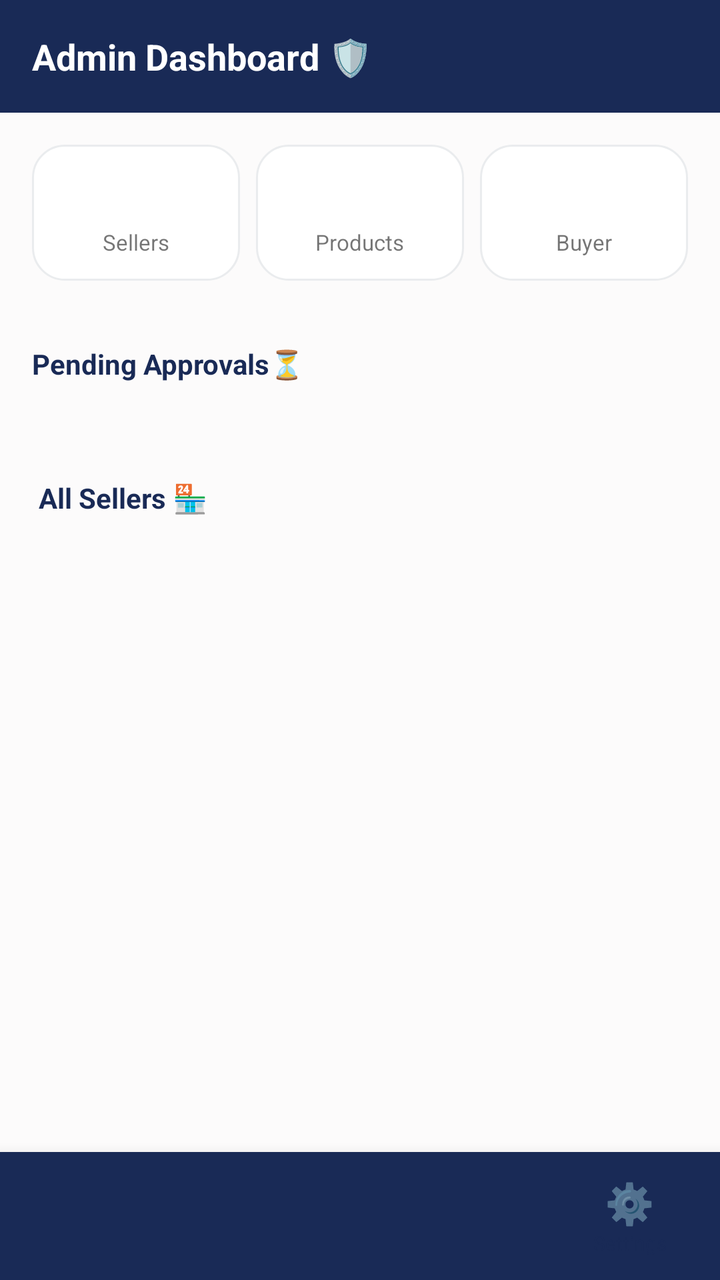
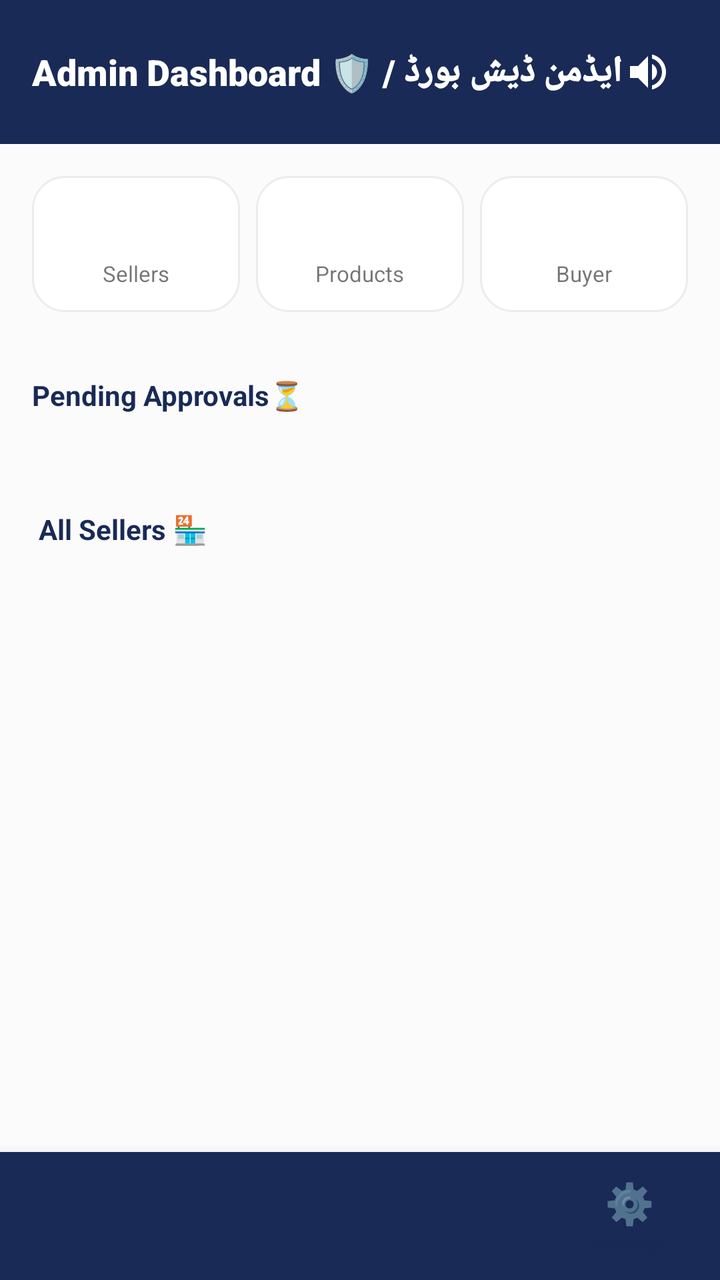

An Android layout rendered at two revisions. The XML below is the earlier revision; the diff shows what the commit changed to produce the second picture.
<!-- AndroidManifest.xml: application theme Theme.SheEmpower -->
<!-- res/layout/activity_admin_dashboard.xml -->
<?xml version="1.0" encoding="utf-8"?>
<LinearLayout xmlns:android="http://schemas.android.com/apk/res/android"
    android:layout_width="match_parent" android:layout_height="match_parent"
    android:background="?android:attr/windowBackground"
    android:orientation="vertical">

    <ScrollView android:layout_width="match_parent" android:layout_height="0dp" android:layout_weight="1">
        <LinearLayout android:layout_width="match_parent" android:layout_height="wrap_content" android:orientation="vertical">

            <LinearLayout android:layout_width="match_parent" android:layout_height="wrap_content"
                android:background="#192A56" android:padding="16dp" android:orientation="vertical">
                <TextView android:layout_width="wrap_content" android:layout_height="wrap_content"
                    android:text="Admin Dashboard 🛡️ " android:textColor="#FFFFFF" android:textSize="18sp" android:textStyle="bold" />
            </LinearLayout>

            <GridLayout android:layout_width="match_parent" android:layout_height="wrap_content" android:columnCount="3" android:padding="12dp">
                <LinearLayout android:layout_width="0dp" android:layout_columnWeight="1" android:layout_height="wrap_content"
                    android:orientation="vertical" android:background="@drawable/bg_skeu_card" android:padding="12dp" android:layout_margin="4dp" android:gravity="center">
                    <TextView android:id="@+id/tvTotalSellers" android:layout_width="wrap_content" android:layout_height="wrap_content" android:textSize="22sp" android:textStyle="bold" android:textColor="#192A56" />
                    <TextView android:layout_width="wrap_content" android:layout_height="wrap_content" android:text="Sellers" android:textSize="11sp" />
                </LinearLayout>

                <LinearLayout android:id="@+id/layoutProductsStat" android:layout_width="0dp" android:layout_columnWeight="1" android:layout_height="wrap_content"
                    android:orientation="vertical" android:background="@drawable/bg_skeu_card" android:padding="12dp" android:layout_margin="4dp" android:gravity="center"
                    android:clickable="true" android:focusable="true">
                    <TextView android:id="@+id/tvTotalProducts" android:layout_width="wrap_content" android:layout_height="wrap_content" android:textSize="22sp" android:textStyle="bold" android:textColor="#4CAF50" />
                    <TextView android:layout_width="wrap_content" android:layout_height="wrap_content" android:text="Products" android:textSize="11sp" />
                </LinearLayout>

                <LinearLayout android:layout_width="0dp" android:layout_columnWeight="1" android:layout_height="wrap_content"
                    android:orientation="vertical" android:background="@drawable/bg_skeu_card" android:padding="12dp" android:layout_margin="4dp" android:gravity="center">
                    <TextView android:id="@+id/tvTotalBuyers" android:layout_width="wrap_content" android:layout_height="wrap_content" android:textSize="22sp" android:textStyle="bold" android:textColor="#FFA000" />
                    <TextView android:layout_width="wrap_content" android:layout_height="wrap_content" android:text="Buyer" android:textSize="11sp" />
                </LinearLayout>
            </GridLayout>

            <TextView android:id="@+id/tvPendingCount"
                android:layout_width="wrap_content" android:layout_height="wrap_content"
                android:text="Pending Approvals⏳ " android:textStyle="bold" android:textColor="#192A56"
                android:layout_margin="16dp" />

            <TextView android:id="@+id/tvEmptyPending"
                android:layout_width="match_parent" android:layout_height="wrap_content"
                android:text="No Application for Approval" android:gravity="center"
                android:textColor="#888888" android:layout_marginHorizontal="16dp" android:visibility="gone" />

            <androidx.recyclerview.widget.RecyclerView android:id="@+id/rvPending"
                android:layout_width="match_parent" android:layout_height="wrap_content"
                android:padding="8dp" android:nestedScrollingEnabled="false" />

            <TextView
                android:layout_width="wrap_content" android:layout_height="wrap_content"
                android:text=" All Sellers 🏪" android:textStyle="bold" android:textColor="#192A56"
                android:layout_margin="16dp" />

            <androidx.recyclerview.widget.RecyclerView android:id="@+id/rvAllSellers"
                android:layout_width="match_parent" android:layout_height="wrap_content"
                android:padding="8dp" android:nestedScrollingEnabled="false" android:layout_marginBottom="20dp" />

        </LinearLayout>
    </ScrollView>

    <include layout="@layout/bottom_nav_bar" android:id="@+id/bottomNav" />
</LinearLayout>
<!-- res/layout/bottom_nav_bar.xml (included above) -->
<?xml version="1.0" encoding="utf-8"?>
<LinearLayout
    xmlns:android="http://schemas.android.com/apk/res/android"
    android:id="@+id/bottomNav"
    android:layout_width="match_parent"
    android:layout_height="64dp"
    android:orientation="horizontal"
    android:background="#192A56"
    android:elevation="12dp">

    
    <LinearLayout
        android:id="@+id/navItem1"
        android:layout_width="0dp"
        android:layout_height="match_parent"
        android:layout_weight="1"
        android:orientation="vertical"
        android:gravity="center"
        android:clickable="true"
        android:focusable="true">

        <TextView
            android:id="@+id/navIcon1"
            android:layout_width="wrap_content"
            android:layout_height="wrap_content"
            android:textSize="20sp"/>

        <TextView
            android:id="@+id/navLabel1"
            android:layout_width="wrap_content"
            android:layout_height="wrap_content"
            android:textSize="10sp"
            android:textColor="@color/text_primary"/>

    </LinearLayout>

    
    <LinearLayout
        android:id="@+id/navItem2"
        android:layout_width="0dp"
        android:layout_height="match_parent"
        android:layout_weight="1"
        android:orientation="vertical"
        android:gravity="center"
        android:clickable="true"
        android:focusable="true">

        <TextView
            android:id="@+id/navIcon2"
            android:layout_width="wrap_content"
            android:layout_height="wrap_content"
            android:textSize="20sp"/>

        <TextView
            android:id="@+id/navLabel2"
            android:layout_width="wrap_content"
            android:layout_height="wrap_content"
            android:textSize="10sp"
            android:textColor="@color/text_primary"/>

    </LinearLayout>

    
    <LinearLayout
        android:id="@+id/navItem3"
        android:layout_width="0dp"
        android:layout_height="match_parent"
        android:layout_weight="1"
        android:orientation="vertical"
        android:gravity="center"
        android:clickable="true"
        android:focusable="true">

        <TextView
            android:id="@+id/navIcon3"
            android:layout_width="wrap_content"
            android:layout_height="wrap_content"
            android:textSize="20sp"/>

        <TextView
            android:id="@+id/navLabel3"
            android:layout_width="wrap_content"
            android:layout_height="wrap_content"
            android:textSize="10sp"
            android:textColor="@color/text_primary"/>

    </LinearLayout>

    
    <LinearLayout
        android:id="@+id/navItem4"
        android:layout_width="0dp"
        android:layout_height="match_parent"
        android:layout_weight="1"
        android:orientation="vertical"
        android:gravity="center"
        android:clickable="true"
        android:focusable="true">

        <TextView
            android:id="@+id/navIcon4"
            android:layout_width="wrap_content"
            android:layout_height="wrap_content"
            android:text="⚙️"
            android:textSize="20sp"/>

        <TextView
            android:id="@+id/navLabel4"
            android:layout_width="wrap_content"
            android:layout_height="wrap_content"
            android:text="Settings"
            android:textSize="10sp"
            android:textColor="@color/text_primary"/>

    </LinearLayout>

</LinearLayout>
<!-- resources referenced by this layout -->
<resources>
  <color name="text_primary">#192A56</color>
  <!-- drawable bg_skeu_card (drawable) -->
  <?xml version="1.0" encoding="utf-8"?>
  <shape xmlns:android="http://schemas.android.com/apk/res/android"
      android:shape="rectangle">
      <solid android:color="@color/white" />
      <corners android:radius="16dp" />
      <stroke android:color="@color/card_border" android:width="1dp" />
  </shape>
  <style name="Theme.SheEmpower" parent="Theme.AppCompat.Light.NoActionBar">
          <item name="colorPrimary">@color/primary</item>
          <item name="colorPrimaryDark">@color/primary_dark</item>
          <item name="colorAccent">@color/accent</item>
          <item name="android:windowBackground">@color/background</item>
          <item name="android:colorBackground">@color/background</item>
          <item name="android:textColorPrimary">@color/text_primary</item>
          <item name="android:textColorSecondary">@color/text_secondary</item>
          <item name="android:statusBarColor">@color/primary_dark</item>
      </style>
  <color name="white">#FFFFFF</color>
  <color name="card_border">#EAECEE</color>
  <color name="primary">#192A56</color>
  kkkkkkkkk
  <color name="primary_dark">#0F1B3D</color>
  <color name="accent">#F7D794</color>
  <color name="background">#FCFBFB</color>
  <color name="text_secondary">#6B7A99</color>
</resources>

<!-- the commit's change to res/layout/activity_admin_dashboard.xml (unified diff, before → after) -->
@@ -7,11 +7,32 @@
     <ScrollView android:layout_width="match_parent" android:layout_height="0dp" android:layout_weight="1">
         <LinearLayout android:layout_width="match_parent" android:layout_height="wrap_content" android:orientation="vertical">
 
-            <LinearLayout android:layout_width="match_parent" android:layout_height="wrap_content"
-                android:background="#192A56" android:padding="16dp" android:orientation="vertical">
-                <TextView android:layout_width="wrap_content" android:layout_height="wrap_content"
-                    android:text="Admin Dashboard 🛡️ " android:textColor="#FFFFFF" android:textSize="18sp" android:textStyle="bold" />
-            </LinearLayout>
+            <RelativeLayout
+                android:layout_width="match_parent"
+                android:layout_height="wrap_content"
+                android:background="#192A56"
+                android:padding="16dp">
+
+                <TextView
+                    android:layout_width="wrap_content"
+                    android:layout_height="wrap_content"
+                    android:layout_alignParentStart="true"
+                    android:layout_centerVertical="true"
+                    android:text="Admin Dashboard 🛡️ / ایڈمن ڈیش بورڈ"
+                    android:textColor="#FFFFFF"
+                    android:textSize="18sp"
+                    android:fontFamily="sans-serif-black" />
+
+                <ImageButton
+                    android:id="@+id/btnSpeaker"
+                    android:layout_width="40dp"
+                    android:layout_height="40dp"
+                    android:layout_alignParentEnd="true"
+                    android:layout_centerVertical="true"
+                    android:background="?attr/selectableItemBackgroundBorderless"
+                    android:src="@drawable/ic_speaker"
+                    android:contentDescription="Speaker" />
+            </RelativeLayout>
 
             <GridLayout android:layout_width="match_parent" android:layout_height="wrap_content" android:columnCount="3" android:padding="12dp">
                 <LinearLayout android:layout_width="0dp" android:layout_columnWeight="1" android:layout_height="wrap_content"
<!-- resource entries referenced after the edit -->
@@ -9,6 +9,17 @@
       <corners android:radius="16dp" />
       <stroke android:color="@color/card_border" android:width="1dp" />
   </shape>
+  <!-- drawable ic_speaker (drawable) -->
+  <?xml version="1.0" encoding="utf-8"?>
+  <vector xmlns:android="http://schemas.android.com/apk/res/android"
+      android:width="24dp"
+      android:height="24dp"
+      android:viewportWidth="24"
+      android:viewportHeight="24">
+      <path
+          android:fillColor="#FFFFFF"
+          android:pathData="M3,9v6h4l5,5V4L7,9H3zm13.5,3c0-1.77-1.02-3.29-2.5-4.03v8.05c1.48-0.73,2.5-2.25,2.5-4.02zM14,3.23v2.06c2.89,0.86,5,3.54,5,6.71s-2.11,5.85-5,6.71v2.06c4.01-0.91,7-4.49,7-8.77s-2.99-7.86-7-8.77z"/>
+  </vector>
   <style name="Theme.SheEmpower" parent="Theme.AppCompat.Light.NoActionBar">
           <item name="colorPrimary">@color/primary</item>
           <item name="colorPrimaryDark">@color/primary_dark</item>
